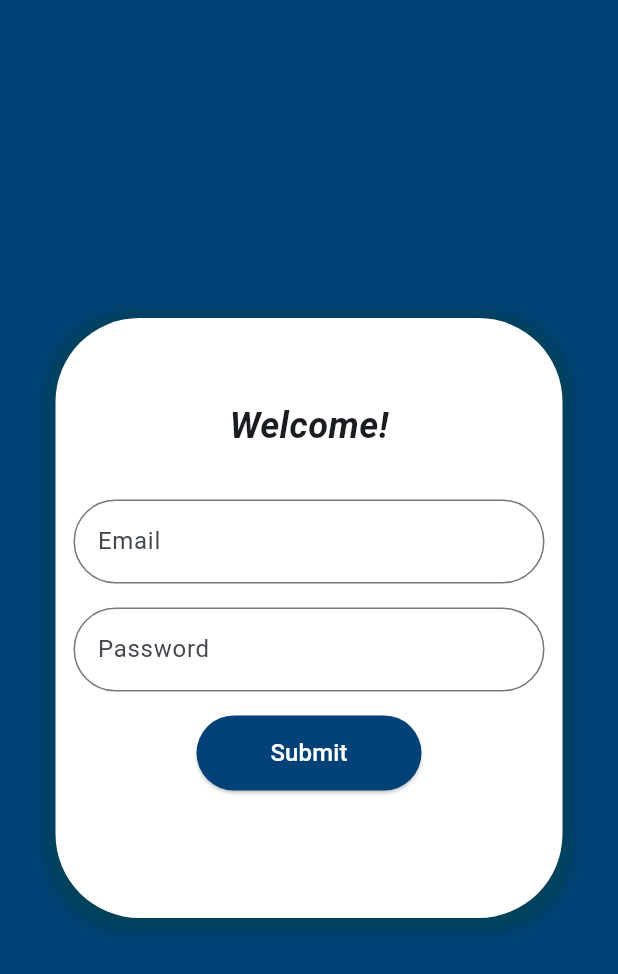
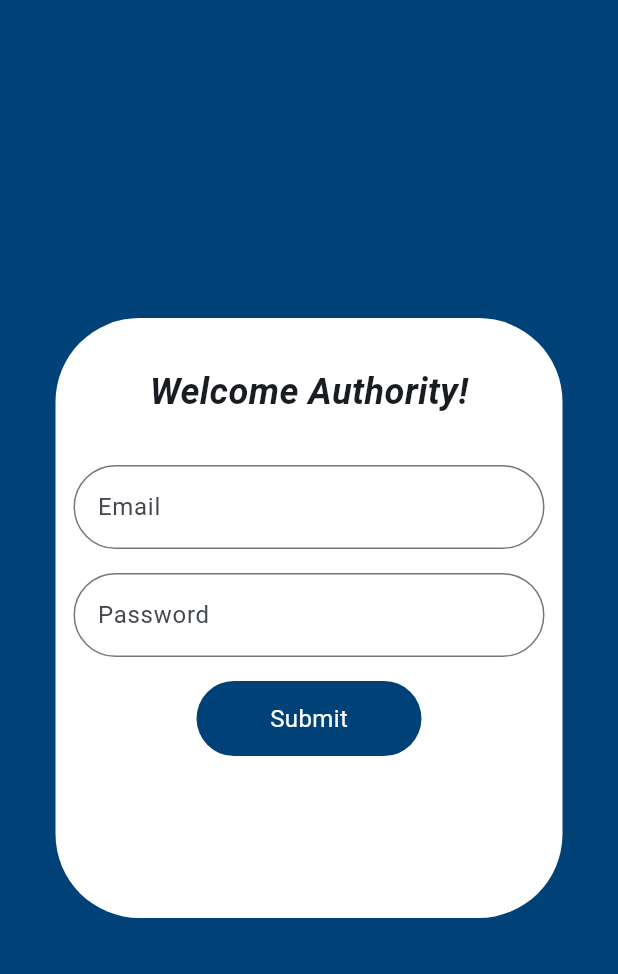
Before and after one commit to Vidit151003/LawFirmApp, a Flutter app: the screen it shows after launch, after a tap on "Sign in as Authority", on a phone screen of 412 x 824 dp. Shown: the top 974 px of the screen. Run offline on Flutter 3.47's test engine with Material 3 defaults, Android fonts, the phone set to English and light mode, and no system bars; our stand-ins replace animated_splash_screen; Roboto replaces fonts that are missing (Kadwa).

Commit message:
Commit 5

```diff
--- a/lib/authority_sign_in.dart
+++ b/lib/authority_sign_in.dart
@@ -1,9 +1,10 @@
 import 'package:flutter/material.dart';
-import 'package:flutter/services.dart';
-
 
 
 class AuthoritySignInPage extends StatelessWidget {
+  final TextEditingController emailController = TextEditingController();
+  final TextEditingController passwordController = TextEditingController();
+
   @override
   Widget build(BuildContext context) {
     return Scaffold(
@@ -16,67 +17,92 @@ class AuthoritySignInPage extends StatelessWidget {
             child: Container(
               height: 400,
               width: 500,
-
               decoration: const BoxDecoration(
                 color: Colors.white,
                 boxShadow: [
                   BoxShadow(
-                    color: Color.fromRGBO(0, 65, 600, 2),
+                    color: Color.fromRGBO(0, 65, 120, 0.2),
                     spreadRadius: 6,
                     blurRadius: 10,
-                    offset: Offset(0, 3), // changes position of shadow
+                    offset: Offset(0, 3),
                   ),
                 ],
-                borderRadius: BorderRadius.all(Radius.circular(56)),                    //borderRadius:16
+                borderRadius: BorderRadius.all(Radius.circular(56)),
               ),
               child: Padding(
                 padding: EdgeInsets.all(12.0),
                 child: Center(
-                  child: Column(
-                      children: [
-                        Text(' ',style: TextStyle(fontSize: 30)),
+                  child: Column(children: [
+                    SizedBox(height: 20,),
                     const Text(
-                          'Welcome!',
-                          style: TextStyle( fontFamily: "Kadwa", fontStyle: FontStyle.italic , fontSize: 24, fontWeight: FontWeight.bold),
+                      'Welcome Authority!',
+                      style: TextStyle(
+                          fontFamily: "Kadwa",
+                          fontStyle: FontStyle.italic,
+                          fontSize: 24,
+                          fontWeight: FontWeight.bold),
                     ),
-
                     SizedBox(height: 32),
                     TextField(
+                      controller: emailController,
                       decoration: InputDecoration(
                         labelText: 'Email',
                         border: OutlineInputBorder(
-                                  borderRadius: BorderRadius.circular(35)),
-
-                            )
+                          borderRadius: BorderRadius.circular(35),
                         ),
-
-
+                      ),
+                    ),
                     SizedBox(height: 16),
-
                     TextField(
-                          decoration:  InputDecoration(
+                      controller: passwordController,
+                      decoration: InputDecoration(
                         labelText: 'Password',
                         border: OutlineInputBorder(
-                                borderRadius: BorderRadius.circular(35))
-                            ,
+                          borderRadius: BorderRadius.circular(35),
                         ),
-
+                      ),
                     ),
                     SizedBox(height: 16),
                     Container(
                       height: 50,
                       width: 150,
-                            child: ElevatedButton(
-                              onPressed: () {
-                                // handle button press
+                      decoration: BoxDecoration(
+                        borderRadius: BorderRadius.circular(35),
+                        color: Color.fromRGBO(0, 65, 120, 1),
+                      ),
+                      child: Center(
+                        child: InkWell(
+                          onTap: () {
+                            // Validate if the email and password fields are not empty
+                            if (emailController.text.isEmpty ||
+                                passwordController.text.isEmpty) {
+                              // If any field is empty, show a snackbar with an error message
+                              ScaffoldMessenger.of(context).showSnackBar(
+                                SnackBar(
+                                  content: Text(
+                                      'Please enter your email and password.'),
+                                  backgroundColor: Colors.red,
+                                ),
+                              );
+                            } else {
+                              // If both fields are filled, you can proceed with your logic
+                              // For example, you can call a function to handle the sign-in process
+                              handleSignIn(emailController.text,
+                                  passwordController.text, context);
+                            }
                           },
-                              style: ElevatedButton.styleFrom(
-                                backgroundColor: Color.fromRGBO(0, 65, 120, 1),
+                          child: Text(
+                            'Submit',
+                            style: TextStyle(
+                              color: Colors.white,
+                              fontSize: 16,
                             ),
-                              child: Text('Submit',style: TextStyle(color: Colors.white,fontSize: 16)),
-                            ))]),
                           ),
-
+                        ),
+                      ),
+                    ),
+                  ]),
+                ),
               ),
             ),
           ),
@@ -84,4 +110,10 @@ class AuthoritySignInPage extends StatelessWidget {
       ),
     );
   }
+
+  void handleSignIn(String email, String password, BuildContext context) {
+    // Add your sign-in logic here
+    print('Email: $email, Password: $password');
+    // You can navigate to another screen or perform other actions based on the sign-in information
   }
+}
```
Also changed, not shown: lib/Client_Sign_In_Page.dart (+62 -28 lines), lib/lawyer_sign_in.dart (+61 -29 lines). Lines whose indentation alone changed are shown as unchanged.
